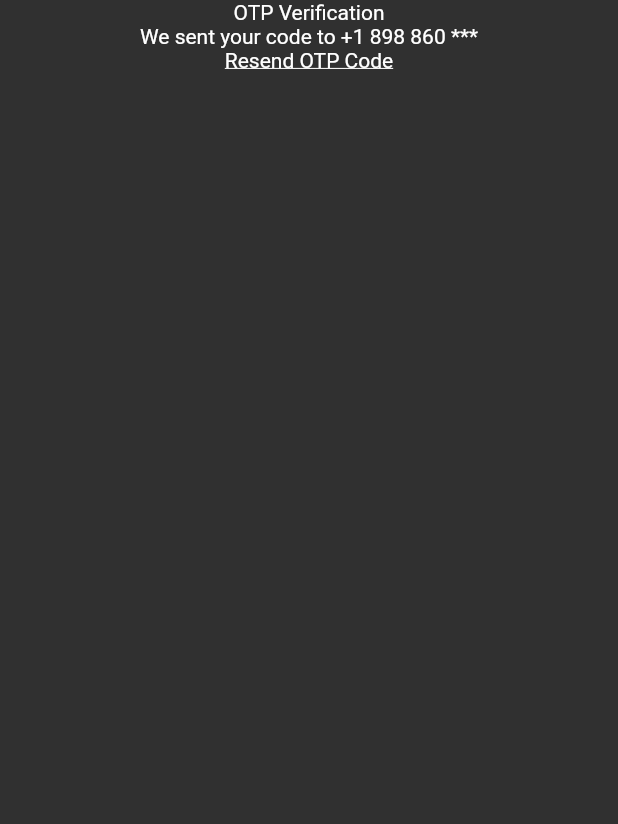
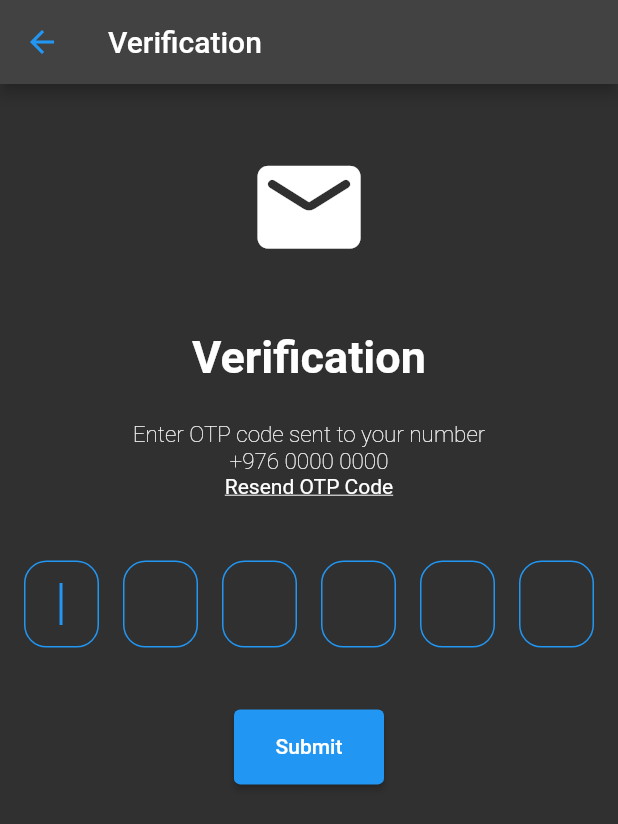
Before and after one commit to TD-Academy/Elf-Hearts-Mobile, a Flutter app: the VerificationPage screen opened by its route, on a phone screen of 412 x 824 dp. Shown: the top 824 px of the screen. Run offline on Flutter 3.47's test engine with Material 2 defaults, Android fonts, the phone set to English and light mode, and no system bars; our stand-ins replace flutter_secure_storage, google_fonts, lottie; accounts and stored records are empty; network calls fail.

Commit message:
otp working

```diff
--- a/lib/models/user_model.dart
+++ b/lib/models/user_model.dart
@@ -6,6 +6,7 @@ class Users {
   String? lastName;
   String? email;
   String? phone;
+  String? verifyCode;
 
   Users({
     this.userName,
@@ -15,16 +16,19 @@ class Users {
     this.lastName,
     this.email,
     this.phone,
+    this.verifyCode
   });
 
   Map<String, dynamic> toJson() {
     final Map<String, dynamic> data = <String, dynamic>{};
+    (id != null) ? data["id"] = id : null;
     data["userName"] = userName;
     data["password"] = password;
     (firstName != null) ? data["firstName"] = firstName : null;
     (lastName != null) ? data["lastName"] = lastName : null;
     (email != null) ? data["email"] = email : null;
     (phone != null) ? data["phone"] = phone : null;
+    (verifyCode != null) ? data["verifyCode"] = verifyCode : null;
 
     return data;
   }
--- /dev/null
+++ b/lib/screens/otp/components/otp_form.dart
@@ -0,0 +1,221 @@
+import 'package:flutter/material.dart';
+import 'package:provider/provider.dart';
+import 'package:users/controllers/auth_controller.dart';
+import './otp_styles.dart';
+import 'package:users/services/storage_service.dart';
+import 'package:users/models/user_model.dart';
+
+class OtpForm extends StatefulWidget {
+  const OtpForm({Key? key}) : super(key: key);
+
+  @override
+  State<OtpForm> createState() => _OtpFormState();
+}
+
+class _OtpFormState extends State<OtpForm> {
+  final storage = LocalStorageService();
+
+  late FocusNode pinFocus1;
+  late FocusNode pinFocus2;
+  late FocusNode pinFocus3;
+  late FocusNode pinFocus4;
+  late FocusNode pinFocus5;
+  late FocusNode pinFocus6;
+  var pin1Controller = TextEditingController();
+  var pin2Controller = TextEditingController();
+  var pin3Controller = TextEditingController();
+  var pin4Controller = TextEditingController();
+  var pin5Controller = TextEditingController();
+  var pin6Controller = TextEditingController();
+
+  Future<void> _verify() async {
+    String pin1 = pin1Controller.text.trim();
+    String pin2 = pin2Controller.text.trim();
+    String pin3 = pin3Controller.text.trim();
+    String pin4 = pin4Controller.text.trim();
+    String pin5 = pin5Controller.text.trim();
+    String pin6 = pin6Controller.text.trim();
+    String otp = pin1 + pin2 + pin3 + pin4 + pin5 + pin6;
+
+    String id = await storage.readData(StorageKey.userId);
+    print(id);
+
+    Users otpBody = Users(
+      verifyCode: otp,
+      id: id,
+    );
+    var provider = Provider.of<AuthController>(context, listen: false);
+    await provider.verify(otpBody);
+    if (provider.isBack) {
+      Navigator.of(context).pushNamed('/home');
+    }
+  }
+
+  @override
+  void initState() {
+    super.initState();
+    pinFocus1 = FocusNode();
+    pinFocus2 = FocusNode();
+    pinFocus3 = FocusNode();
+    pinFocus4 = FocusNode();
+    pinFocus5 = FocusNode();
+    pinFocus6 = FocusNode();
+  }
+
+  @override
+  void dispose() {
+    super.dispose();
+    pinFocus1.dispose();
+    pinFocus2.dispose();
+    pinFocus3.dispose();
+    pinFocus4.dispose();
+    pinFocus5.dispose();
+    pinFocus6.dispose();
+  }
+
+  void nextField(String value, FocusNode focusNode) {
+    if (value.length == 1) {
+      focusNode.requestFocus();
+    }
+  }
+
+  void prevField(String value, FocusNode focusNode) {
+    if (value.length == 0) {
+      focusNode.requestFocus();
+    }
+  }
+
+  @override
+  Widget build(BuildContext context) {
+    double screenHeight = MediaQuery.of(context).size.height;
+    return Form(
+        child: Column(
+      children: [
+        SizedBox(
+          height: screenHeight * 0.05,
+        ),
+        Row(
+          mainAxisAlignment: MainAxisAlignment.spaceEvenly,
+          children: [
+            SizedBox(
+              width: 50,
+              child: TextFormField(
+                focusNode: pinFocus1,
+                autofocus: true,
+                obscureText: false,
+                style: TextStyle(fontSize: 24),
+                keyboardType: TextInputType.number,
+                textAlign: TextAlign.center,
+                decoration: otpInputDecoration,
+                onChanged: (value) {
+                  nextField(value, pinFocus2);
+                },
+                controller: pin1Controller,
+              ),
+            ),
+            SizedBox(
+              width: 50,
+              child: TextFormField(
+                focusNode: pinFocus2,
+                autofocus: true,
+                obscureText: false,
+                style: TextStyle(fontSize: 24),
+                keyboardType: TextInputType.number,
+                textAlign: TextAlign.center,
+                decoration: otpInputDecoration,
+                onChanged: (value) {
+                  nextField(value, pinFocus3);
+                  prevField(value, pinFocus1);
+                },
+                controller: pin2Controller,
+              ),
+            ),
+            SizedBox(
+              width: 50,
+              child: TextFormField(
+                focusNode: pinFocus3,
+                autofocus: true,
+                obscureText: false,
+                style: TextStyle(fontSize: 24),
+                keyboardType: TextInputType.number,
+                textAlign: TextAlign.center,
+                decoration: otpInputDecoration,
+                onChanged: (value) {
+                  nextField(value, pinFocus4);
+                  prevField(value, pinFocus2);
+                },
+                controller: pin3Controller,
+              ),
+            ),
+            SizedBox(
+              width: 50,
+              child: TextFormField(
+                focusNode: pinFocus4,
+                autofocus: true,
+                obscureText: false,
+                style: TextStyle(fontSize: 24),
+                keyboardType: TextInputType.number,
+                textAlign: TextAlign.center,
+                decoration: otpInputDecoration,
+                onChanged: (value) {
+                  nextField(value, pinFocus5);
+                  prevField(value, pinFocus3);
+                },
+                controller: pin4Controller,
+              ),
+            ),
+            SizedBox(
+              width: 50,
+              child: TextFormField(
+                focusNode: pinFocus5,
+                autofocus: true,
+                obscureText: false,
+                style: TextStyle(fontSize: 24),
+                keyboardType: TextInputType.number,
+                textAlign: TextAlign.center,
+                decoration: otpInputDecoration,
+                onChanged: (value) {
+                  nextField(value, pinFocus6);
+                  prevField(value, pinFocus4);
+                },
+                controller: pin5Controller,
+              ),
+            ),
+            SizedBox(
+                width: 50,
+                child: TextFormField(
+                  focusNode: pinFocus6,
+                  autofocus: true,
+                  obscureText: false,
+                  style: TextStyle(fontSize: 24),
+                  keyboardType: TextInputType.number,
+                  textAlign: TextAlign.center,
+                  decoration: otpInputDecoration,
+                  onChanged: (value) {
+                    if (value.length == 1) {
+                      pinFocus6.unfocus();
+                    }
+                    ;
+                    prevField(value, pinFocus5);
+                  },
+                  controller: pin6Controller,
+                ))
+          ],
+        ),
+        SizedBox(
+          height: screenHeight * 0.05,
+        ),
+        Column(
+          crossAxisAlignment: CrossAxisAlignment.end,
+          children: [
+            ElevatedButton(
+              onPressed: () => {_verify()},
+              style: ElevatedButton.styleFrom(fixedSize: const Size(100, 50)),
+              child: const Text("Submit"),
+            )
+          ],
+        )
+      ],
+    ));
+  }
+}
--- /dev/null
+++ b/lib/screens/otp/components/otp_styles.dart
@@ -0,0 +1,21 @@
+import 'package:flutter/material.dart';
+
+const headStyle = TextStyle(
+  fontSize: 30,
+  fontWeight: FontWeight.bold,
+);
+const textStyle = TextStyle(fontSize: 15, fontWeight: FontWeight.w200);
+
+OutlineInputBorder outlineInputBorder() {
+  return OutlineInputBorder(
+    borderRadius: BorderRadius.circular(15),
+    borderSide: const BorderSide(color: Colors.blue),
+  );
+}
+
+final otpInputDecoration = InputDecoration(
+  contentPadding: const EdgeInsets.symmetric(vertical: 15),
+  border: outlineInputBorder(),
+  focusedBorder: outlineInputBorder(),
+  enabledBorder: outlineInputBorder(),
+);
--- a/lib/screens/otp/verification_page.dart
+++ b/lib/screens/otp/verification_page.dart
@@ -1,4 +1,7 @@
 import 'package:flutter/material.dart';
+import './components/otp_styles.dart';
+import 'components/otp_form.dart';
+
 
 class VerificationPage extends StatefulWidget {
   const VerificationPage({Key? key}) : super(key: key);
@@ -10,19 +13,46 @@ class VerificationPage extends StatefulWidget {
 class _VerificationPageState extends State<VerificationPage> {
   @override
   Widget build(BuildContext context) {
+    double screenHeight = MediaQuery.of(context).size.height;
     return Scaffold(
+      appBar: AppBar(
+        title: Text("Verification"),
+        leading: IconButton(
+            onPressed: () => {Navigator.pop(context)},
+            icon: const Icon(
+              Icons.arrow_back,
+              color: Colors.blue,
+            )),
+      ),
       body: SizedBox(
         width: double.infinity,
-      child: Padding(
-        padding:
-            EdgeInsets.symmetric(horizontal: 20),
-        child: SingleChildScrollView(
         child: Column(
           children: [
+            SizedBox(
+              height: screenHeight * 0.05,
+            ),
+            Icon(
+              Icons.mail_rounded,
+              size: screenHeight * 0.1,
+            ),
+            SizedBox(
+              height: screenHeight * 0.05,
+            ),
             Text(
-                "OTP Verification"
+              "Verification",
+              style: headStyle,
             ),
-              Text("We sent your code to +1 898 860 ***"),
+            SizedBox(
+              height: screenHeight * 0.03,
+            ),
+            Text(
+              "Enter OTP code sent to your number",
+              style: textStyle,
+            ),
+            Text(
+              "+976 0000 0000",
+              style: textStyle,
+            ),
             GestureDetector(
               onTap: () {
                 // OTP code resend
@@ -31,12 +61,11 @@ class _VerificationPageState extends State<VerificationPage> {
                 "Resend OTP Code",
                 style: TextStyle(decoration: TextDecoration.underline),
               ),
-              )
+            ),
+            const OtpForm()
           ],
         ),
       ),
-      ),
-    )
     );
   }
 }
--- a/lib/services/storage_service.dart
+++ b/lib/services/storage_service.dart
@@ -1,4 +1,5 @@
 import 'package:flutter_secure_storage/flutter_secure_storage.dart';
+import 'package:http/http.dart';
 
 enum StorageKey { userName, userId, accessToken, refreshToken }
 
@@ -11,12 +12,13 @@ class LocalStorageService {
   }
 
   readData(StorageKey key) async {
-    var readData = await _storage.read(key: key.name);
+    String? readData = await _storage.read(key: key.name);
+    return readData;
   }
 
   readAllData() async {
     Map<String, String> readAllData = await _storage.readAll();
-    print('$readAllData');
+    return readAllData;
   }
 
   deleteData(StorageKey key) async {
```
Also changed, not shown: lib/controllers/auth_controller.dart (+39 -4 lines), lib/screens/signUp/components/sign_up_form.dart (+7 -7 lines). Lines whose indentation alone changed are shown as unchanged.
